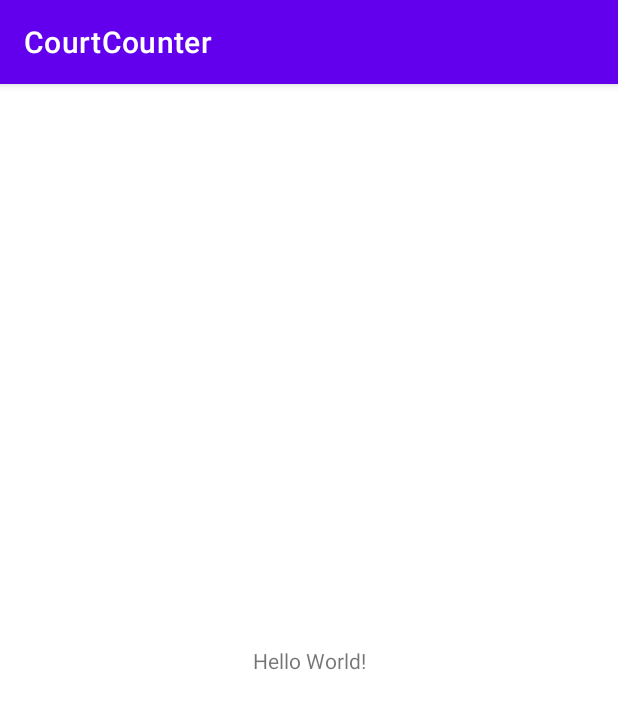
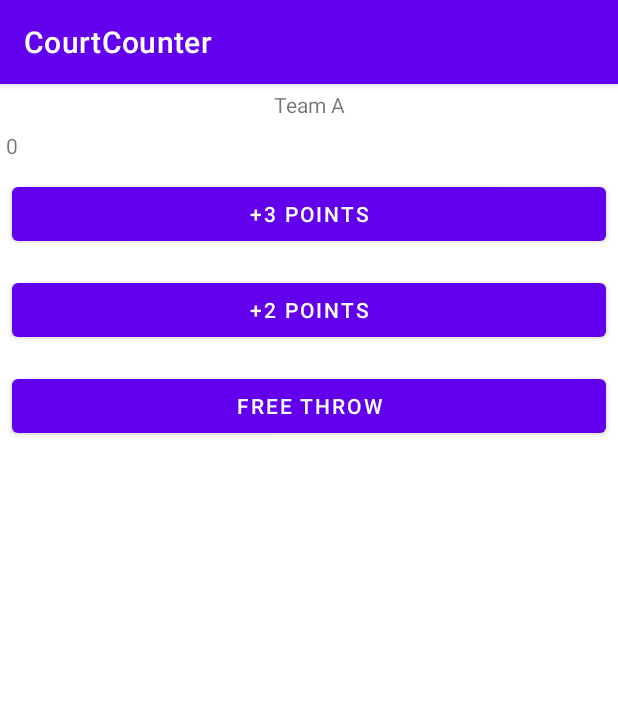
Before and after one commit to DylanADespins/PracticeSet2, an Android app: the screen it shows after launch (MainActivity), on a phone screen of 412 x 824 dp. Shown: the top 709 px of the screen. Run offline under Robolectric (Android 15) with nearby library versions, the phone set to English and light mode, and no system bars.

Commit message:
Team Points and Buttons

```diff
--- a/CourtCounter/app/src/main/java/com/example/courtcounter/MainActivity.java
+++ b/CourtCounter/app/src/main/java/com/example/courtcounter/MainActivity.java
@@ -3,6 +3,8 @@ package com.example.courtcounter;
 import androidx.appcompat.app.AppCompatActivity;
 
 import android.os.Bundle;
+import android.view.View;
+import android.widget.TextView;
 
 public class MainActivity extends AppCompatActivity {
 
@@ -11,4 +13,27 @@ public class MainActivity extends AppCompatActivity {
         super.onCreate(savedInstanceState);
         setContentView(R.layout.activity_main);
     }
+
+    public void addThreeForTeamA(View v) {
+        displayForTeamA(3);
+
+    }
+
+    public void addTwoForTeamA(View v) {
+        displayForTeamA(2);
+
+    }
+
+    public void addOneForTeamA(View v) {
+        displayForTeamA(1);
+
+    }
+
+    /**
+     * Displays the given score for Team A.
+     */
+    public void displayForTeamA(int score) {
+        TextView scoreView = (TextView) findViewById(R.id.team_a_score);
+        scoreView.setText(String.valueOf(score));
+    }
 }
--- a/CourtCounter/app/src/main/res/layout/activity_main.xml
+++ b/CourtCounter/app/src/main/res/layout/activity_main.xml
@@ -1,18 +1,51 @@
 <?xml version="1.0" encoding="utf-8"?>
-<androidx.constraintlayout.widget.ConstraintLayout xmlns:android="http://schemas.android.com/apk/res/android"
-    xmlns:app="http://schemas.android.com/apk/res-auto"
+<LinearLayout
+    xmlns:android="http://schemas.android.com/apk/res/android"
     xmlns:tools="http://schemas.android.com/tools"
     android:layout_width="match_parent"
     android:layout_height="match_parent"
+    android:orientation="vertical"
     tools:context=".MainActivity">
 
     <TextView
+        android:layout_width="match_parent"
+        android:layout_height="wrap_content"
+        android:text="Team A"
+        android:gravity="center_horizontal"
+        android:padding="4dp"
+        />
+
+    <TextView
+        android:id="@+id/team_a_score"
         android:layout_width="wrap_content"
         android:layout_height="wrap_content"
-        android:text="Hello World!"
-        app:layout_constraintBottom_toBottomOf="parent"
-        app:layout_constraintLeft_toLeftOf="parent"
-        app:layout_constraintRight_toRightOf="parent"
-        app:layout_constraintTop_toTopOf="parent" />
+        android:padding="4dp"
+        android:gravity="center_horizontal"
+        android:text="0"
+        />
 
-</androidx.constraintlayout.widget.ConstraintLayout>
+    <Button
+        android:layout_width="match_parent"
+        android:layout_height="wrap_content"
+        android:text="+3 Points"
+        android:layout_margin="8dp"
+        android:onClick="addThreeForTeamA"
+        />
+
+    <Button
+        android:layout_width="match_parent"
+        android:layout_height="wrap_content"
+        android:layout_margin="8dp"
+        android:text="+2 Points"
+        android:onClick="addTwoForTeamA"
+        />
+
+    <Button
+        android:layout_width="match_parent"
+        android:layout_height="wrap_content"
+        android:text="Free Throw"
+        android:layout_margin="8dp"
+        android:onClick="addOneForTeamA"
+        />
+
+</LinearLayout>
```
